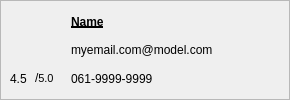
Qt form Ipiranga_GUI/layout/friendslayout.ui (Hugo-NF/App_Ipiranga) before a commit.
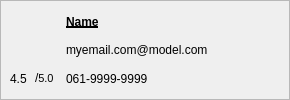
The same form after that commit. Icons and pictures are not drawn.

```diff
--- a/Ipiranga_GUI/layout/friendslayout.ui
+++ b/Ipiranga_GUI/layout/friendslayout.ui
@@ -56,7 +56,7 @@
       <enum>QFrame::Raised</enum>
      </property>
      <layout class="QGridLayout" name="gridLayout">
-      <item row="1" column="2">
+      <item row="1" column="1">
        <widget class="QLabel" name="label_email">
         <property name="text">
          <string>myemail.com@model.com</string>
@@ -83,7 +83,7 @@
         </property>
        </widget>
       </item>
-      <item row="0" column="2">
+      <item row="0" column="1">
        <widget class="QLabel" name="label_name">
         <property name="font">
          <font>
@@ -97,7 +97,7 @@
         </property>
        </widget>
       </item>
-      <item row="2" column="2">
+      <item row="2" column="1">
        <widget class="QLabel" name="label_number">
         <property name="text">
          <string>061-9999-9999</string>
@@ -135,22 +135,6 @@
         </property>
        </widget>
       </item>
-      <item row="1" column="1">
-       <spacer name="horizontalSpacer">
-        <property name="orientation">
-         <enum>Qt::Horizontal</enum>
-        </property>
-        <property name="sizeType">
-         <enum>QSizePolicy::Fixed</enum>
-        </property>
-        <property name="sizeHint" stdset="0">
-         <size>
-          <width>5</width>
-          <height>20</height>
-         </size>
-        </property>
-       </spacer>
-      </item>
       <item row="2" column="0">
        <widget class="QFrame" name="rating">
         <layout class="QHBoxLayout" name="horizontalLayout">
```
Left out of the diff: 7 changed lines with no effect on the pictures.
